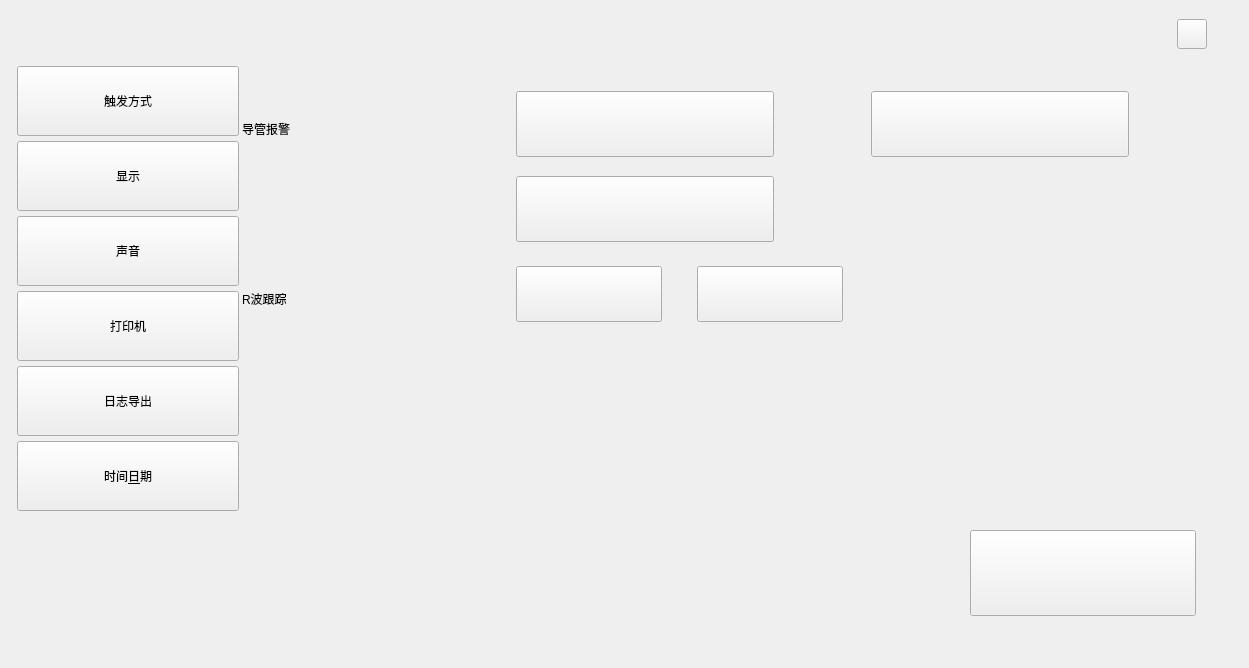
Old version of the form ui/set.ui in the repository 1xiaosongz/IABPUI.
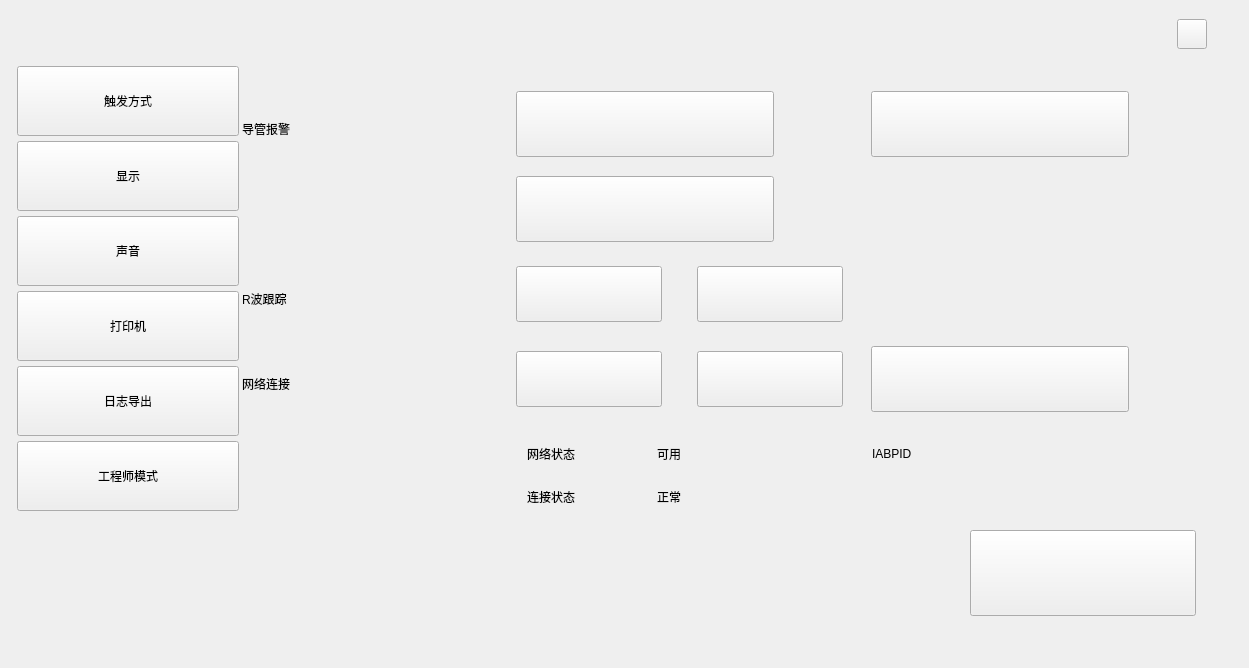
New version of the form. The open tabs and pages were chosen to show the change. Icons and pictures are not drawn. Custom widgets are drawn as their Qt base class.

```diff
--- a/ui/set.ui
+++ b/ui/set.ui
@@ -1576,6 +1576,231 @@
       <string/>
      </property>
     </widget>
+    <widget class="QLabel" name="NetworkConnections">
+     <property name="geometry">
+      <rect>
+       <x>0</x>
+       <y>289</y>
+       <width>217</width>
+       <height>60</height>
+      </rect>
+     </property>
+     <property name="minimumSize">
+      <size>
+       <width>217</width>
+       <height>60</height>
+      </size>
+     </property>
+     <property name="maximumSize">
+      <size>
+       <width>217</width>
+       <height>60</height>
+      </size>
+     </property>
+     <property name="text">
+      <string>网络连接</string>
+     </property>
+    </widget>
+    <widget class="QPushButton" name="NetworkConnections_Off">
+     <property name="geometry">
+      <rect>
+       <x>274</x>
+       <y>286</y>
+       <width>146</width>
+       <height>56</height>
+      </rect>
+     </property>
+     <property name="minimumSize">
+      <size>
+       <width>146</width>
+       <height>56</height>
+      </size>
+     </property>
+     <property name="maximumSize">
+      <size>
+       <width>146</width>
+       <height>56</height>
+      </size>
+     </property>
+     <property name="text">
+      <string/>
+     </property>
+    </widget>
+    <widget class="QPushButton" name="HIS_CIS">
+     <property name="geometry">
+      <rect>
+       <x>455</x>
+       <y>286</y>
+       <width>146</width>
+       <height>56</height>
+      </rect>
+     </property>
+     <property name="minimumSize">
+      <size>
+       <width>146</width>
+       <height>56</height>
+      </size>
+     </property>
+     <property name="maximumSize">
+      <size>
+       <width>146</width>
+       <height>56</height>
+      </size>
+     </property>
+     <property name="text">
+      <string/>
+     </property>
+    </widget>
+    <widget class="QPushButton" name="Win_IABP">
+     <property name="geometry">
+      <rect>
+       <x>629</x>
+       <y>281</y>
+       <width>258</width>
+       <height>66</height>
+      </rect>
+     </property>
+     <property name="minimumSize">
+      <size>
+       <width>258</width>
+       <height>66</height>
+      </size>
+     </property>
+     <property name="maximumSize">
+      <size>
+       <width>258</width>
+       <height>66</height>
+      </size>
+     </property>
+     <property name="text">
+      <string/>
+     </property>
+    </widget>
+    <widget class="QLabel" name="label_20">
+     <property name="geometry">
+      <rect>
+       <x>285</x>
+       <y>371</y>
+       <width>114</width>
+       <height>36</height>
+      </rect>
+     </property>
+     <property name="minimumSize">
+      <size>
+       <width>114</width>
+       <height>36</height>
+      </size>
+     </property>
+     <property name="maximumSize">
+      <size>
+       <width>114</width>
+       <height>36</height>
+      </size>
+     </property>
+     <property name="text">
+      <string>网络状态</string>
+     </property>
+    </widget>
+    <widget class="QLabel" name="label_22">
+     <property name="geometry">
+      <rect>
+       <x>285</x>
+       <y>414</y>
+       <width>114</width>
+       <height>36</height>
+      </rect>
+     </property>
+     <property name="minimumSize">
+      <size>
+       <width>114</width>
+       <height>36</height>
+      </size>
+     </property>
+     <property name="maximumSize">
+      <size>
+       <width>114</width>
+       <height>36</height>
+      </size>
+     </property>
+     <property name="text">
+      <string>连接状态</string>
+     </property>
+    </widget>
+    <widget class="QLabel" name="NetworkState">
+     <property name="geometry">
+      <rect>
+       <x>415</x>
+       <y>371</y>
+       <width>63</width>
+       <height>36</height>
+      </rect>
+     </property>
+     <property name="minimumSize">
+      <size>
+       <width>63</width>
+       <height>36</height>
+      </size>
+     </property>
+     <property name="maximumSize">
+      <size>
+       <width>63</width>
+       <height>36</height>
+      </size>
+     </property>
+     <property name="text">
+      <string>可用</string>
+     </property>
+    </widget>
+    <widget class="QLabel" name="ConnectionStatus">
+     <property name="geometry">
+      <rect>
+       <x>415</x>
+       <y>414</y>
+       <width>63</width>
+       <height>36</height>
+      </rect>
+     </property>
+     <property name="minimumSize">
+      <size>
+       <width>63</width>
+       <height>36</height>
+      </size>
+     </property>
+     <property name="maximumSize">
+      <size>
+       <width>63</width>
+       <height>36</height>
+      </size>
+     </property>
+     <property name="text">
+      <string>正常</string>
+     </property>
+    </widget>
+    <widget class="QLabel" name="label_25">
+     <property name="geometry">
+      <rect>
+       <x>630</x>
+       <y>371</y>
+       <width>122</width>
+       <height>36</height>
+      </rect>
+     </property>
+     <property name="minimumSize">
+      <size>
+       <width>122</width>
+       <height>36</height>
+      </size>
+     </property>
+     <property name="maximumSize">
+      <size>
+       <width>122</width>
+       <height>3</height>
+      </size>
+     </property>
+     <property name="text">
+      <string>IABPID</string>
+     </property>
+    </widget>
    </widget>
    <widget class="QWidget" name="page_5">
     <widget class="QWidget" name="Time_Widget" native="true">
@@ -1881,7 +2106,7 @@
       <x>0</x>
       <y>0</y>
       <width>226</width>
-      <height>451</height>
+      <height>601</height>
      </rect>
     </property>
     <layout class="QVBoxLayout" name="verticalLayout_3">
@@ -2040,6 +2265,62 @@
        </property>
       </widget>
      </item>
+     <item>
+      <widget class="QPushButton" name="Set_Button_7">
+       <property name="sizePolicy">
+        <sizepolicy hsizetype="Expanding" vsizetype="Fixed">
+         <horstretch>0</horstretch>
+         <verstretch>0</verstretch>
+        </sizepolicy>
+       </property>
+       <property name="minimumSize">
+        <size>
+         <width>222</width>
+         <height>70</height>
+        </size>
+       </property>
+       <property name="maximumSize">
+        <size>
+         <width>222</width>
+         <height>70</height>
+        </size>
+       </property>
+       <property name="styleSheet">
+        <string notr="true"/>
+       </property>
+       <property name="text">
+        <string>工程师模式</string>
+       </property>
+      </widget>
+     </item>
+     <item>
+      <widget class="QPushButton" name="Set_Button_8">
+       <property name="sizePolicy">
+        <sizepolicy hsizetype="Expanding" vsizetype="Fixed">
+         <horstretch>0</horstretch>
+         <verstretch>0</verstretch>
+        </sizepolicy>
+       </property>
+       <property name="minimumSize">
+        <size>
+         <width>222</width>
+         <height>70</height>
+        </size>
+       </property>
+       <property name="maximumSize">
+        <size>
+         <width>222</width>
+         <height>70</height>
+        </size>
+       </property>
+       <property name="styleSheet">
+        <string notr="true"/>
+       </property>
+       <property name="text">
+        <string>版本号</string>
+       </property>
+      </widget>
+     </item>
      <item>
       <widget class="QPushButton" name="Set_Button_6">
        <property name="sizePolicy">
```
Left out of the diff: 49 changed lines with no effect on the pictures.
